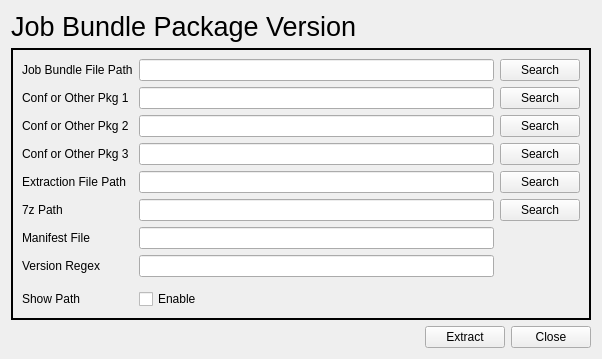
Old version of the form gui/jbz_pkg.ui in the repository jonngo/opt_version_checker.
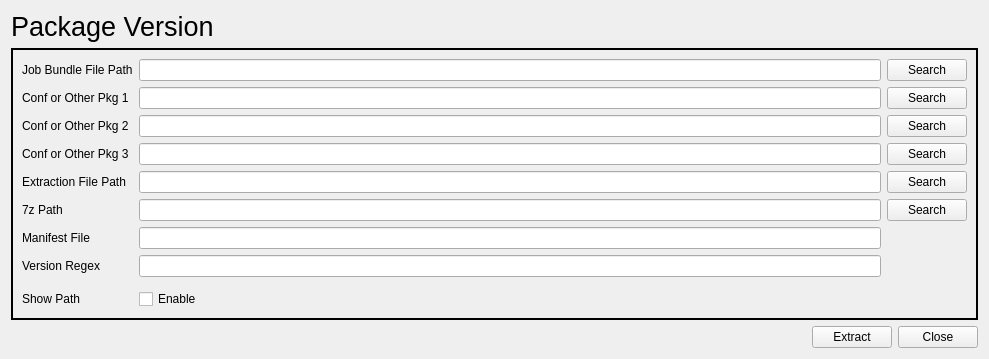
New version of the form.

Commit message: Extraction from 4 package sources is complete. Result is merged into one. (Duplicate result is found and needs to be removed.)

```diff
--- a/gui/jbz_pkg.ui
+++ b/gui/jbz_pkg.ui
@@ -6,7 +6,7 @@
    <rect>
     <x>0</x>
     <y>0</y>
-    <width>602</width>
+    <width>989</width>
     <height>359</height>
    </rect>
   </property>
@@ -22,7 +22,7 @@
       </font>
      </property>
      <property name="text">
-      <string>Job Bundle Package Version</string>
+      <string>Package Version</string>
      </property>
     </widget>
    </item>
```
Left out of the diff: 10 changed lines with no effect on the pictures. The commit also changes 5 other files.
